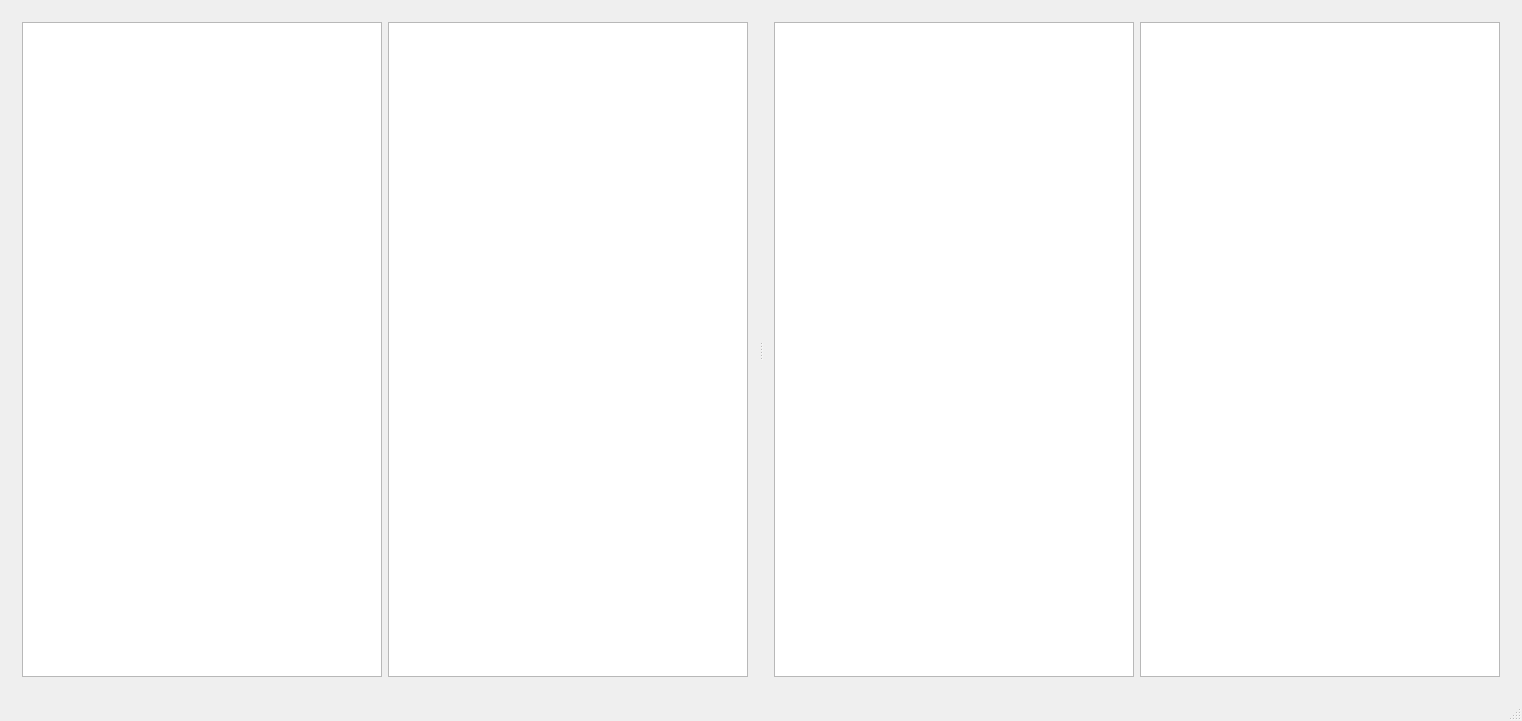
Above: MusicSorter/MainWindow.ui from TheRealNox/Music-Sorting-Tools before the change. Below: the same form after it.
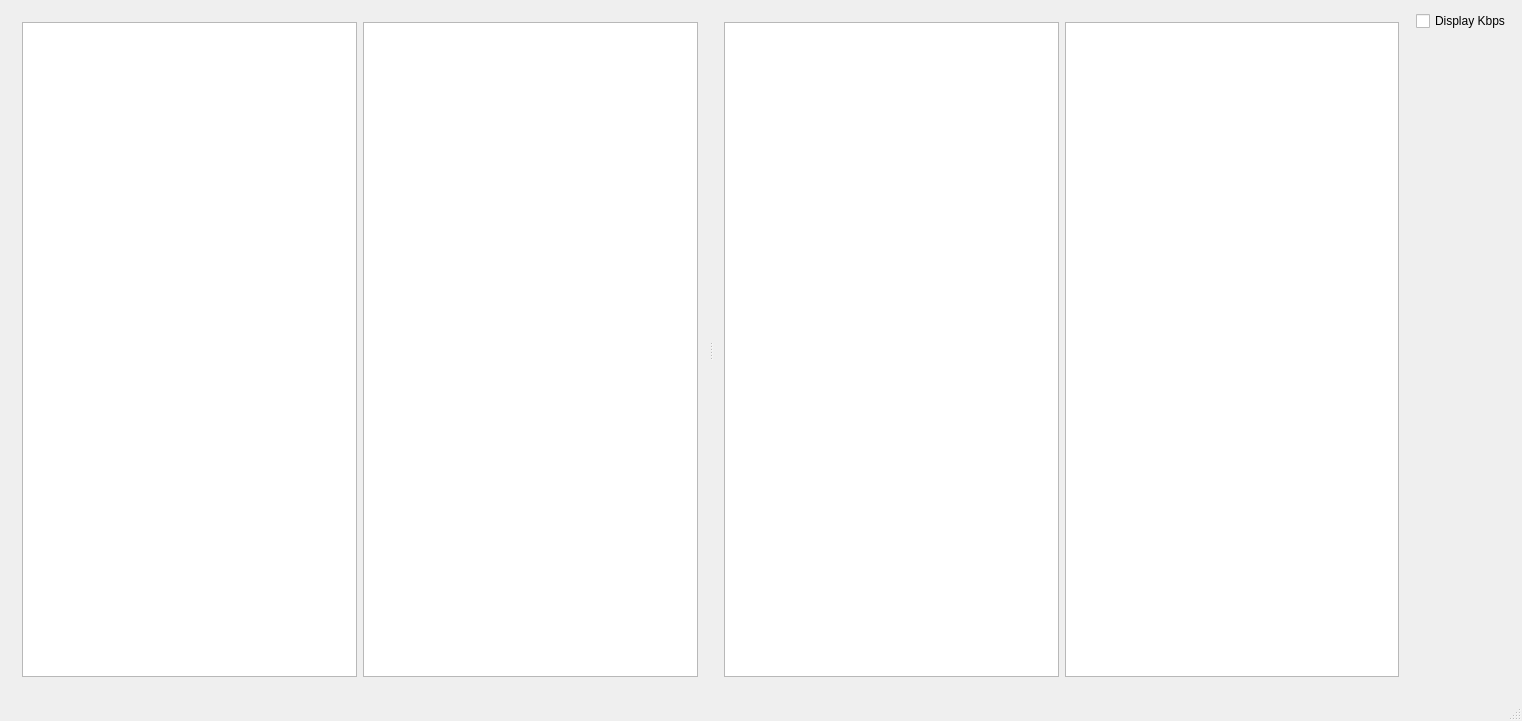
That is the form after the change.

The edit to the form file:
```diff
--- a/MusicSorter/MainWindow.ui
+++ b/MusicSorter/MainWindow.ui
@@ -20,7 +20,7 @@
       <property name="orientation">
        <enum>Qt::Horizontal</enum>
       </property>
-      <widget class="QWidget" name="">
+      <widget class="QWidget" name="layoutWidget">
        <layout class="QHBoxLayout" name="horizontalLayout_2">
         <item>
          <widget class="QTreeView" name="_explorerView"/>
@@ -37,7 +37,7 @@
         </item>
        </layout>
       </widget>
-      <widget class="QWidget" name="">
+      <widget class="QWidget" name="layoutWidget">
        <layout class="QHBoxLayout" name="horizontalLayout_3">
         <item>
          <widget class="QTreeView" name="_explorerView_2"/>
@@ -56,6 +56,30 @@
       </widget>
      </widget>
     </item>
+    <item>
+     <layout class="QVBoxLayout" name="verticalLayout">
+      <item>
+       <widget class="QCheckBox" name="displayKbpsCheckBox">
+        <property name="text">
+         <string>Display Kbps</string>
+        </property>
+       </widget>
+      </item>
+      <item>
+       <spacer name="verticalSpacer">
+        <property name="orientation">
+         <enum>Qt::Vertical</enum>
+        </property>
+        <property name="sizeHint" stdset="0">
+         <size>
+          <width>20</width>
+          <height>40</height>
+         </size>
+        </property>
+       </spacer>
+      </item>
+     </layout>
+    </item>
    </layout>
   </widget>
   <widget class="QStatusBar" name="statusBar"/>
```
